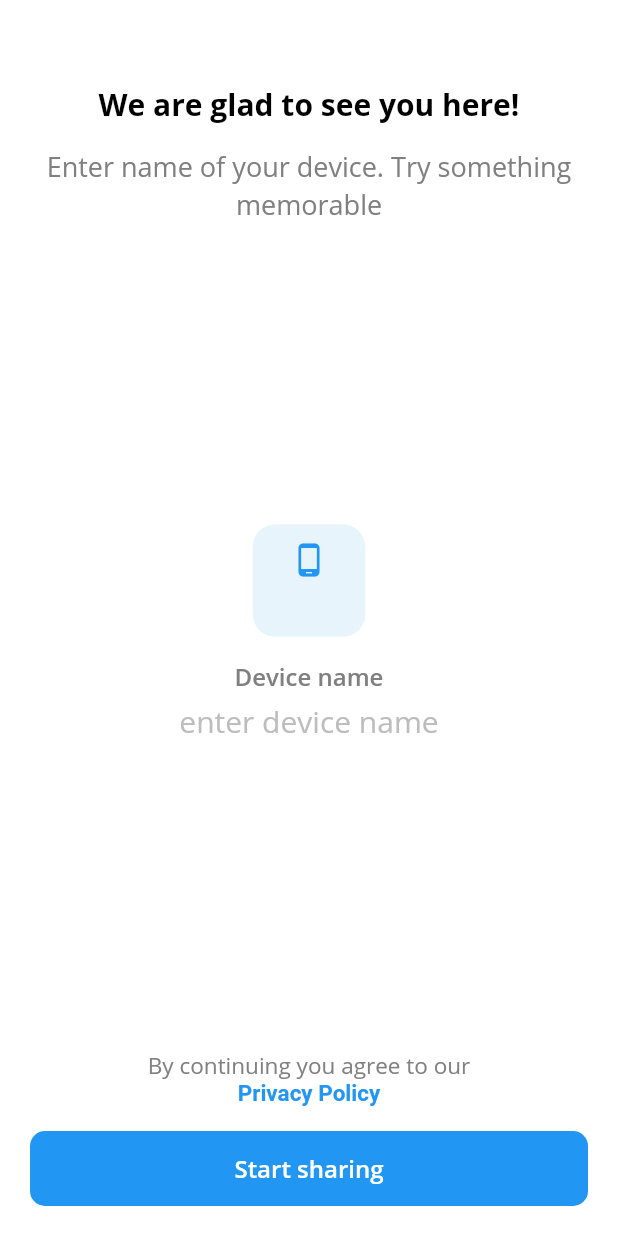
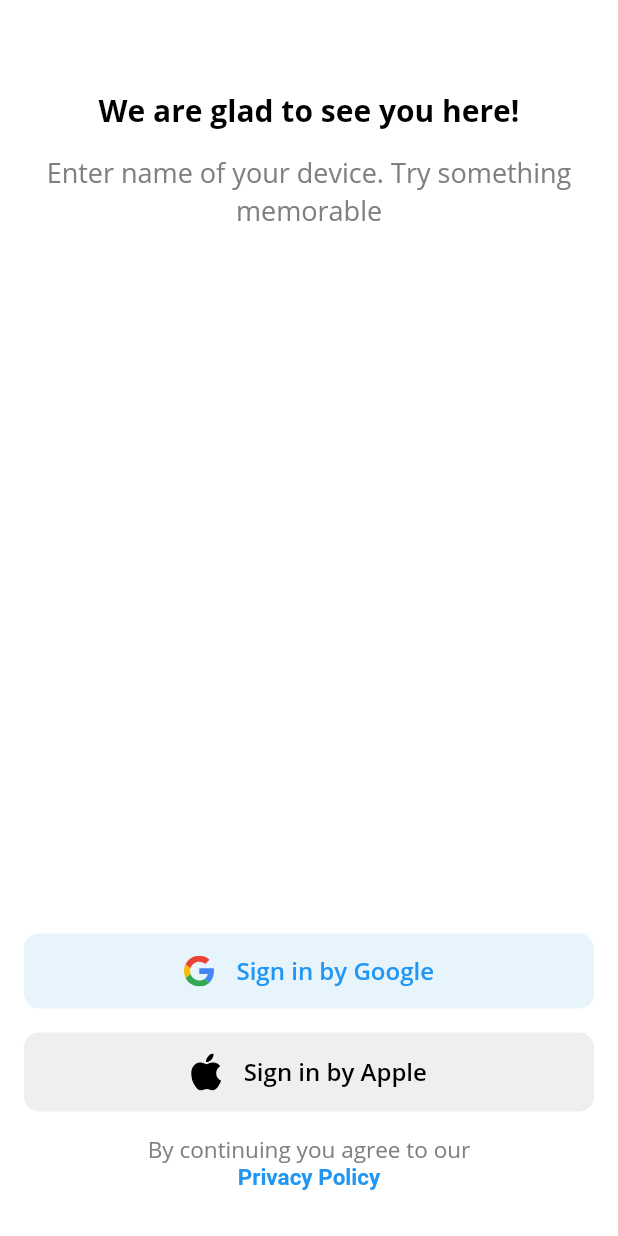
Before and after one commit to sudox-history/droply-mobile, a Flutter app: the screen it shows after launch, on a phone screen of 412 x 824 dp. Run offline on Flutter 3.47's test engine with Material 2 defaults, Android fonts, the phone set to English and light mode, and no system bars; our stand-ins replace device_info, easy_localization, flutter_bloc, flutter_svg, google_sign_in, percent_indicator and 2 more; missing offline and left inert: diffutil_dart.

Commit message:
[FEATURE] Implemeted an auth screen

```diff
--- a/lib/constants.dart
+++ b/lib/constants.dart
@@ -7,10 +7,15 @@ class AppColors {
   static final secondaryTextColor = Color(0xFF808080);
   static final backgroundColor = Colors.white;
   static final hintTextColor = Color(0xFFBDBDBD);
+  static final rippleEffectColor = Colors.black.withOpacity(0.05);
+  static final highlightButtonColor =
+      Colors.black.withOpacity(0.02); //TODO: Сделать const, изменить цвет
+
   static final lightenHintTextColor = Color(0xFFEDEDED);
   static final lightenAccentColor = Color(0xFFF3FAFF);
   static final lightAccentColor = Color(0xFFE8F4FC);
   static final accentColor = Color(0xFF2196F3);
+  static final lightenBlackColor = Color(0xFFEFEFEF);
 
   static final onAccentColor = Colors.white;
   static final onSurfaceColor = Color(0xFF424242);
@@ -37,7 +42,8 @@ class AppRegex {
 }
 
 class AppNavigation {
-  static const deviceNameRouteName = "/auth";
+  static const authRouteName = "/auth";
+  static const deviceNameRouteName = "/auth/device_name";
   static const mainRouteName = "/main";
   static const settingsRouteName = "/main/settings";
   static const statisticsRouteName = "/main/statistics";
--- a/lib/main.dart
+++ b/lib/main.dart
@@ -2,7 +2,7 @@ import 'package:droply/data/devices/devices_repository.dart';
 import 'package:droply/data/devices/providers/test_devices_provider.dart';
 import 'package:droply/data/entries/entries_repository.dart';
 import 'package:droply/data/entries/providers/test_entries_provider.dart';
-import 'package:droply/constants.dart';
+import 'package:droply/presentation/auth/auth_screen.dart';
 import 'package:droply/presentation/common/tab_bar.dart';
 import 'package:droply/presentation/device_name/device_name_screen.dart';
 import 'package:droply/presentation/main/main_screen.dart';
@@ -13,6 +13,8 @@ import 'package:easy_localization/easy_localization.dart';
 import 'package:flutter/material.dart';
 import 'package:flutter/services.dart';
 import 'package:flutter_bloc/flutter_bloc.dart';
+
+import 'constants.dart';
 
 void main() {
   runApp(
@@ -57,12 +59,15 @@ class App extends StatelessWidget {
           debugShowCheckedModeBanner: false,
           title: "Droply",
           routes: {
+            AppNavigation.authRouteName: (context) => AuthScreen(),
             AppNavigation.deviceNameRouteName: (context) => DeviceNameScreen(),
             AppNavigation.mainRouteName: (context) => MainScreen(),
             AppNavigation.settingsRouteName: (context) => SettingsScreen(),
             AppNavigation.statisticsRouteName: (context) => StatisticsScreen(),
           },
           theme: ThemeData(
+            splashColor: AppColors.rippleEffectColor,
+            highlightColor: AppColors.highlightButtonColor,
             scaffoldBackgroundColor: AppColors.backgroundColor,
             primaryIconTheme: IconThemeData(color: AppColors.primaryIconsColor),
             tabBarTheme: TabBarTheme(
@@ -96,6 +101,14 @@ class App extends StatelessWidget {
                   fontFamily: AppFonts.openSans,
                   fontWeight: AppFonts.bold,
                 ),
+              ),
+            ),
+            buttonTheme: ButtonThemeData(
+              splashColor: AppColors.rippleEffectColor,
+              highlightColor: AppColors.highlightButtonColor,
+              padding: EdgeInsets.only(
+                top: 16,
+                bottom: 16,
               ),
             ),
             bottomSheetTheme: BottomSheetThemeData(
--- /dev/null
+++ b/lib/presentation/auth/auth_screen.dart
@@ -0,0 +1,186 @@
+import 'dart:io';
+
+import 'package:flutter/gestures.dart';
+import 'package:flutter/material.dart';
+import 'package:easy_localization/easy_localization.dart';
+import 'package:flutter_svg/svg.dart';
+import 'package:sign_in_with_apple/sign_in_with_apple.dart';
+import 'package:url_launcher/url_launcher.dart';
+import 'package:google_sign_in/google_sign_in.dart';
+
+import '../../constants.dart';
+
+class AuthScreen extends StatefulWidget {
+  @override
+  State<StatefulWidget> createState() => AuthScreenState();
+}
+
+class AuthScreenState extends State<AuthScreen> {
+
+GoogleSignIn _googleSignIn = GoogleSignIn(
+  scopes: [
+    'email',
+  ],
+);
+
+  @override
+  Widget build(BuildContext context) {
+    return Scaffold(
+      body: Padding(
+        padding: EdgeInsets.only(left: 16, right: 16, bottom: 30, top: 60),
+        child: Column(
+          children: [
+            _buildWelcomeTitle(),
+            _buildWelcomeHint(),
+            Expanded(child: Container()),
+            _buildAuthButtons(),
+          ],
+        ),
+      ),
+    );
+  }
+
+  Widget _buildWelcomeTitle() {
+    return Text(
+      "welcome_title".tr(),
+      style: TextStyle(
+        color: AppColors.primaryTextColor,
+        fontFamily: AppFonts.openSans,
+        fontWeight: AppFonts.bold,
+        fontSize: 20,
+      ),
+    );
+  }
+
+  Widget _buildWelcomeHint() {
+    return Container(
+      padding: EdgeInsets.only(top: 16),
+      child: Text(
+        "welcome_hint".tr(),
+        textAlign: TextAlign.center,
+        style: TextStyle(
+          color: AppColors.secondaryTextColor,
+          fontFamily: AppFonts.openSans,
+          fontWeight: AppFonts.regular,
+          fontSize: 18,
+        ),
+      ),
+    );
+  }
+
+  Widget _buildAuthButtons() {
+    return Column(
+      children: [
+        _buildGoogleSignIn(),
+        SizedBox(height: 16),
+        _buildAppleSignIn(),
+        SizedBox(height: 15),
+        _buildLicenseText(),
+      ],
+    );
+  }
+
+  Widget _buildGoogleSignIn() {
+    return InkWell(
+      onTap: () =>_handleSignIn(),
+      customBorder: RoundedRectangleBorder(
+        borderRadius: BorderRadius.circular(10),
+      ),
+      child: Ink(
+          padding: EdgeInsets.only(top: 14, bottom: 14),
+          decoration: BoxDecoration(
+            color: AppColors.lightAccentColor,
+            borderRadius: BorderRadius.circular(10),
+          ),
+          child: Row(
+            mainAxisAlignment: MainAxisAlignment.center,
+            children: [
+              SvgPicture.asset("assets/images/google-icon.svg", width: 20),
+              SizedBox(width: 15),
+              Text(
+                "Sign in by Google",
+                style: TextStyle(
+                  color: AppColors.accentColor,
+                  fontFamily: AppFonts.openSans,
+                  fontWeight: AppFonts.semibold,
+                  fontSize: 16,
+                ),
+              ),
+            ],
+          )),
+    );
+  }
+
+  Future<void> _handleSignIn() async {
+  try {
+    await _googleSignIn.signIn();
+  } catch (error) {
+    print(error);
+  }
+}
+
+  Widget _buildAppleSignIn() {
+    return InkWell(
+      onTap: () {},
+      customBorder: RoundedRectangleBorder(
+        borderRadius: BorderRadius.circular(10),
+      ),
+      child: Ink(
+          padding: EdgeInsets.only(top: 14, bottom: 14),
+          decoration: BoxDecoration(
+            color: AppColors.lightenBlackColor,
+            borderRadius: BorderRadius.circular(10),
+          ),
+          child: Row(
+            mainAxisAlignment: MainAxisAlignment.center,
+            children: [
+              SvgPicture.asset("assets/images/apple-icon.svg", width: 20),
+              SizedBox(width: 15),
+              Text(
+                "Sign in by Apple",
+                style: TextStyle(
+                  color: Colors.black,
+                  fontFamily: AppFonts.openSans,
+                  fontWeight: AppFonts.semibold,
+                  fontSize: 16,
+                ),
+              ),
+            ],
+          )),
+    );
+  }
+
+  Widget _buildLicenseText() {
+    return Padding(
+      padding: EdgeInsets.only(left: 20, right: 20),
+      child: RichText(
+        textAlign: TextAlign.center,
+        text: TextSpan(
+          style: TextStyle(
+            color: AppColors.secondaryTextColor,
+            fontFamily: AppFonts.openSans,
+            fontWeight: AppFonts.regular,
+            fontSize: 15,
+          ),
+          children: [
+            TextSpan(text: "agreement1".tr()),
+            TextSpan(
+              text: "agreement2".tr(),
+              style: TextStyle(
+                color: AppColors.accentColor,
+                fontWeight: AppFonts.semibold,
+              ),
+              recognizer: TapGestureRecognizer()
+                ..onTap = () async {
+                  const url = "https://flutter.io";
+                  if (await canLaunch(url)) {
+                    launch(url);
+                  }
+                },
+            ),
+          ],
+        ),
+      ),
+    );
+  }
+}
--- a/lib/presentation/device_name/device_name_screen.dart
+++ b/lib/presentation/device_name/device_name_screen.dart
@@ -43,7 +43,6 @@ class _DeviceNameScreenState extends State<DeviceNameScreen> {
             ),
             Column(
               children: [
-                _buildLicenseText(),
                 _buildStartSharingButton(),
               ],
             ),
@@ -81,40 +80,6 @@ class _DeviceNameScreenState extends State<DeviceNameScreen> {
     );
   }
 
-  Widget _buildLicenseText() {
-    return Padding(
-      padding: EdgeInsets.only(left: 20, right: 20),
-      child: RichText(
-        textAlign: TextAlign.center,
-        text: TextSpan(
-          style: TextStyle(
-            color: AppColors.secondaryTextColor,
-            fontFamily: AppFonts.openSans,
-            fontWeight: AppFonts.regular,
-            fontSize: 15,
-          ),
-          children: [
-            TextSpan(text: "agreement1".tr()),
-            TextSpan(
-              text: "agreement2".tr(),
-              style: TextStyle(
-                color: AppColors.accentColor,
-                fontWeight: AppFonts.semibold,
-              ),
-              recognizer: TapGestureRecognizer()
-                ..onTap = () async {
-                  const url = "https://flutter.io";
-                  if (await canLaunch(url)) {
-                    launch(url);
-                  }
-                },
-            ),
-          ],
-        ),
-      ),
-    );
-  }
-
   Widget _buildStartSharingButton() {
     return Container(
       margin: EdgeInsets.only(top: 16.0),
--- a/lib/presentation/splash_screen.dart
+++ b/lib/presentation/splash_screen.dart
@@ -27,7 +27,7 @@ class SplashScreenState extends State<SplashScreen>
     controller.forward();
 
     new Future.delayed(const Duration(milliseconds: 700), () {
-      Navigator.pushReplacementNamed(context, AppNavigation.deviceNameRouteName);
+      Navigator.pushReplacementNamed(context, AppNavigation.authRouteName);
     });
   }
 
@@ -65,7 +65,8 @@ class SplashScreenState extends State<SplashScreen>
                       ),
                     ),
                   ],
-                  )),
+                ),
+              ),
             )
           ],
         ),
--- a/pubspec.yaml
+++ b/pubspec.yaml
@@ -18,6 +18,10 @@ dependencies:
   flutter_bloc: ^6.1.1
   diffutil_dart: ^1.0.2
   pinput: ^0.2.0
+  flutter_svg: ^0.18.0+1
+  google_sign_in: ^4.5.9
+  sign_in_with_apple: ^2.5.4
+
 
 dev_dependencies:
   flutter_launcher_icons: "^0.8.0"
@@ -35,6 +39,7 @@ flutter:
   assets:
     - assets/translations/
     - assets/launcher/
+    - assets/images/
   fonts:
     - family: OpenSans
       fonts:
```
Also changed, not shown: assets/images/apple-icon.svg (added), assets/images/google-icon.svg (added), lib/presentation/auth/auth_bloc.dart (added), lib/presentation/auth/auth_state.dart (added), pubspec.lock, 1 other file. Lines whose indentation alone changed are shown as unchanged.
